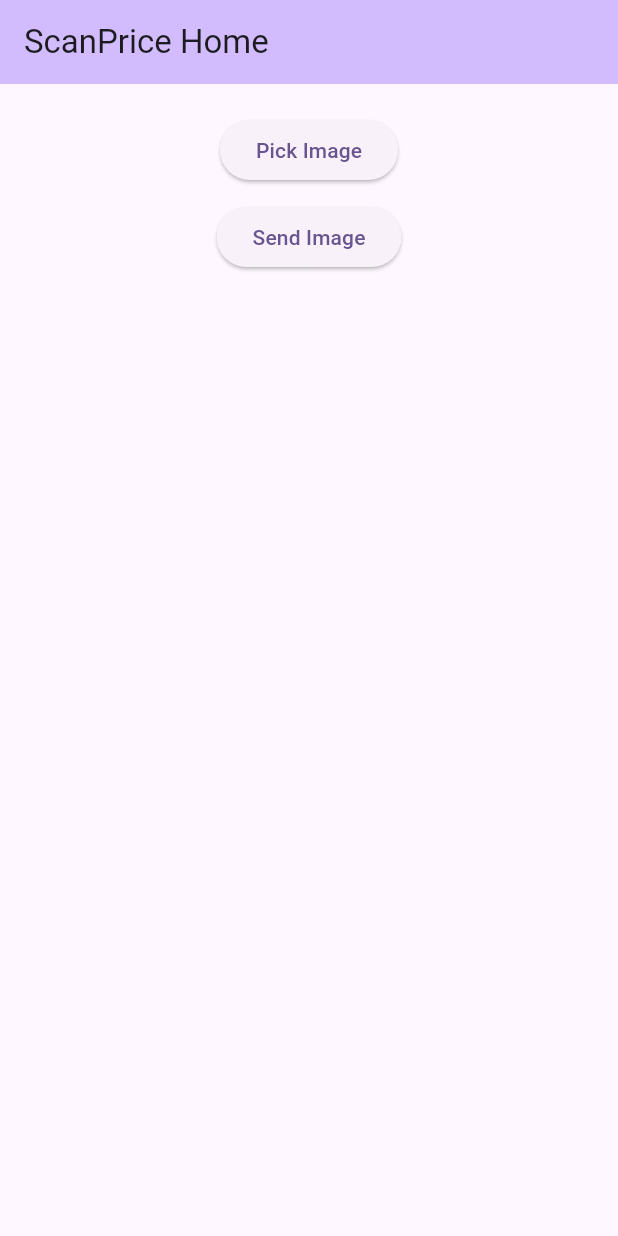
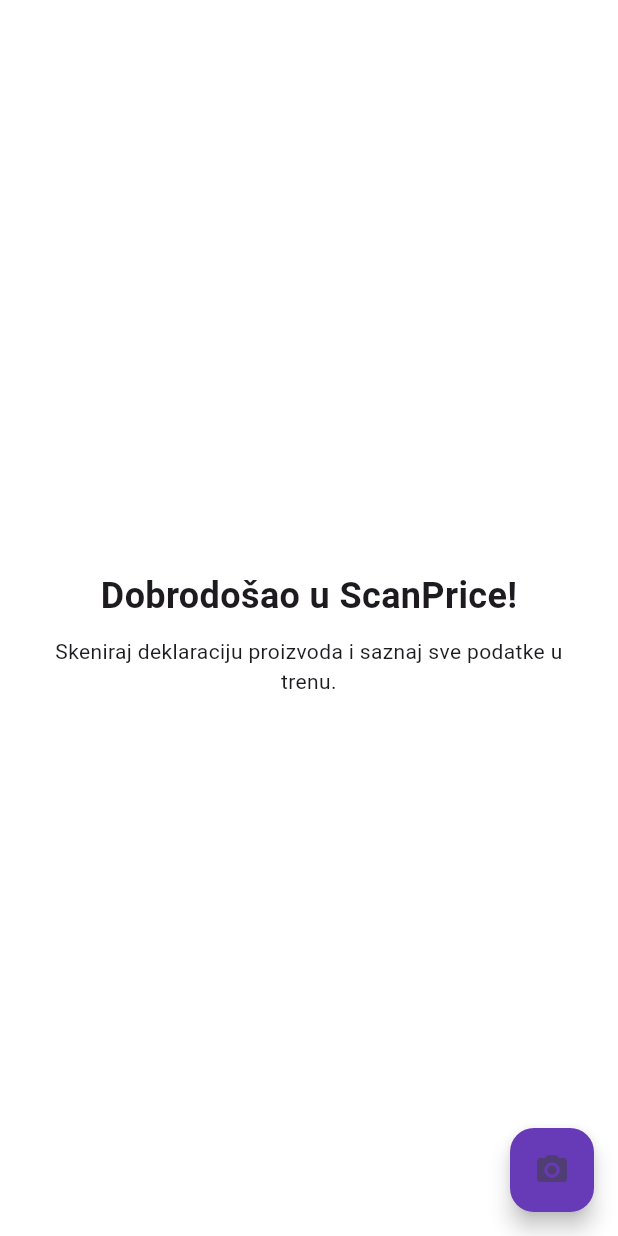
Before and after one commit to kristijanw/scanprice, a Flutter app: the screen it shows after launch, on a phone screen of 412 x 824 dp. Run offline on Flutter 3.47's test engine with Material 3 defaults, Android fonts, the light colour scheme and no system bars; our stand-ins replace image_picker.

Commit message:
update app

````diff
--- a/lib/main.dart
+++ b/lib/main.dart
@@ -1,9 +1,5 @@
-import 'dart:convert';
-import 'dart:io';
 import 'package:flutter/material.dart';
-import 'package:image_picker/image_picker.dart';
-import 'package:scanprice/models/product.dart';
-import 'package:scanprice/service/api_service.dart'; // Import GeminiAIService
+import 'package:scanprice/screens/home.dart';
 
 void main() {
   runApp(const MyApp());
@@ -17,86 +13,7 @@
     return MaterialApp(
       title: 'ScanPrice',
       theme: ThemeData(colorScheme: ColorScheme.fromSeed(seedColor: Colors.deepPurple)),
-      home: const MyHomePage(title: 'ScanPrice Home'),
+      home: const HomeScreen(),
     );
   }
 }
-
-class MyHomePage extends StatefulWidget {
-  const MyHomePage({super.key, required this.title});
-
-  final String title;
-
-  @override
-  State<MyHomePage> createState() => _MyHomePageState();
-}
-
-class _MyHomePageState extends State<MyHomePage> {
-  final GeminiAIService _geminiAIService = GeminiAIService();
-  final ImagePicker _picker = ImagePicker();
-  File? _selectedImage;
-  ProductInfo? _productInfo;
-
-  Future<void> _pickImage() async {
-    final pickedFile = await _picker.pickImage(source: ImageSource.gallery);
-    if (pickedFile != null) {
-      setState(() {
-        _selectedImage = File(pickedFile.path);
-      });
-    }
-  }
-
-  Future<void> _sendImage() async {
-    if (_selectedImage == null) {
-      ScaffoldMessenger.of(context).showSnackBar(const SnackBar(content: Text('Please select an image first!')));
-      return;
-    }
-
-    try {
-      final rawResponse = await _geminiAIService.sendImage(_selectedImage!);
-
-      // Ukloni eventualne ```json oznake ako postoje
-      final cleanedJson = rawResponse.replaceAll('```json', '').replaceAll('```', '').trim();
-
-      final Map<String, dynamic> jsonMap = jsonDecode(cleanedJson);
-      final productInfo = ProductInfo.fromJson(jsonMap);
-
-      setState(() {
-        _productInfo = productInfo;
-      });
-    } catch (e) {
-      print('Error: $e');
-      ScaffoldMessenger.of(context).showSnackBar(SnackBar(content: Text('Error: $e')));
-    }
-  }
-
-  @override
-  Widget build(BuildContext context) {
-    return Scaffold(
-      appBar: AppBar(backgroundColor: Theme.of(context).colorScheme.inversePrimary, title: Text(widget.title)),
-      body: Center(
-        child: Column(
-          mainAxisAlignment: MainAxisAlignment.start,
-          children: <Widget>[
-            if (_selectedImage != null) Image.file(_selectedImage!, height: 200, width: double.infinity, fit: BoxFit.contain),
-            const SizedBox(height: 20),
-            ElevatedButton(onPressed: _pickImage, child: const Text('Pick Image')),
-            const SizedBox(height: 10),
-            ElevatedButton(onPressed: _sendImage, child: const Text('Send Image')),
-            const SizedBox(height: 20),
-            if (_productInfo != null)
-              Column(
-                crossAxisAlignment: CrossAxisAlignment.start,
-                children: [
-                  Text('Naziv: ${_productInfo!.title}'),
-                  Text('Cijena: ${_productInfo!.price.toStringAsFixed(2)} €'),
-                  Text('Akcijska cijena: ${_productInfo!.priceDiscount.toStringAsFixed(2)} €'),
-                  Text('Kartica pogodnosti: ${_productInfo!.card ? "DA" : "NE"}'),
-                ],
-              ),
-          ],
-        ),
-      ),
-    );
-  }
-}
--- /dev/null
+++ b/lib/screens/home.dart
@@ -0,0 +1,34 @@
+import 'package:flutter/material.dart';
+import 'package:scanprice/screens/camera.dart';
+
+class HomeScreen extends StatelessWidget {
+  const HomeScreen({super.key});
+
+  @override
+  Widget build(BuildContext context) {
+    return Scaffold(
+      backgroundColor: Colors.white,
+      floatingActionButton: FloatingActionButton(
+        onPressed: () {
+          Navigator.push(context, MaterialPageRoute(builder: (_) => const CameraScreen()));
+        },
+        backgroundColor: Colors.deepPurple,
+        child: const Icon(Icons.camera_alt),
+      ),
+      body: Center(
+        child: Padding(
+          padding: const EdgeInsets.all(32.0),
+          child: Column(
+            mainAxisAlignment: MainAxisAlignment.center,
+            children: [
+              const SizedBox(height: 20),
+              const Text('Dobrodošao u ScanPrice!', style: TextStyle(fontSize: 24, fontWeight: FontWeight.bold)),
+              const SizedBox(height: 10),
+              const Text('Skeniraj deklaraciju proizvoda i saznaj sve podatke u trenu.', textAlign: TextAlign.center),
+            ],
+          ),
+        ),
+      ),
+    );
+  }
+}
````
Also changed, not shown: lib/screens/camera.dart (added, +94 -0 lines).
